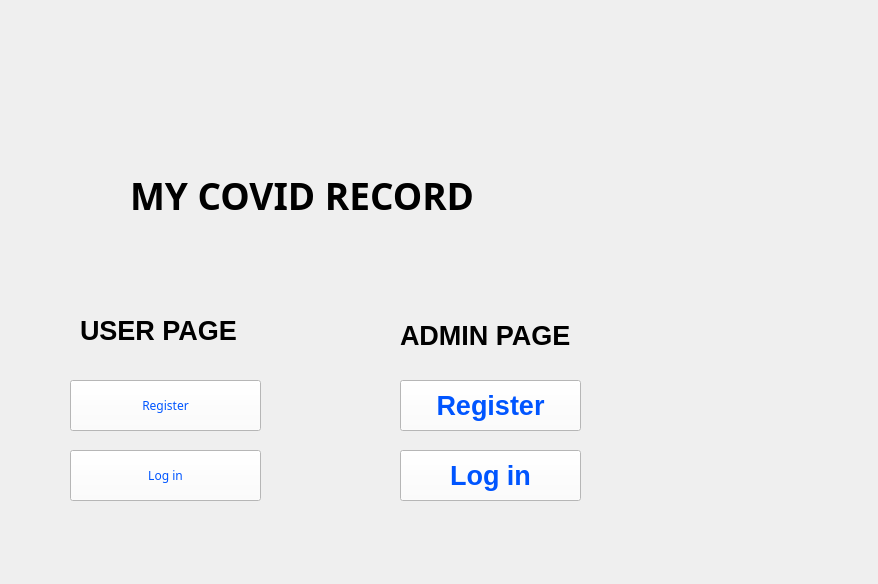
BrooklynRobertson/106.2, file MyCovidRecordsQt/mainwindow.ui: the form before one commit.
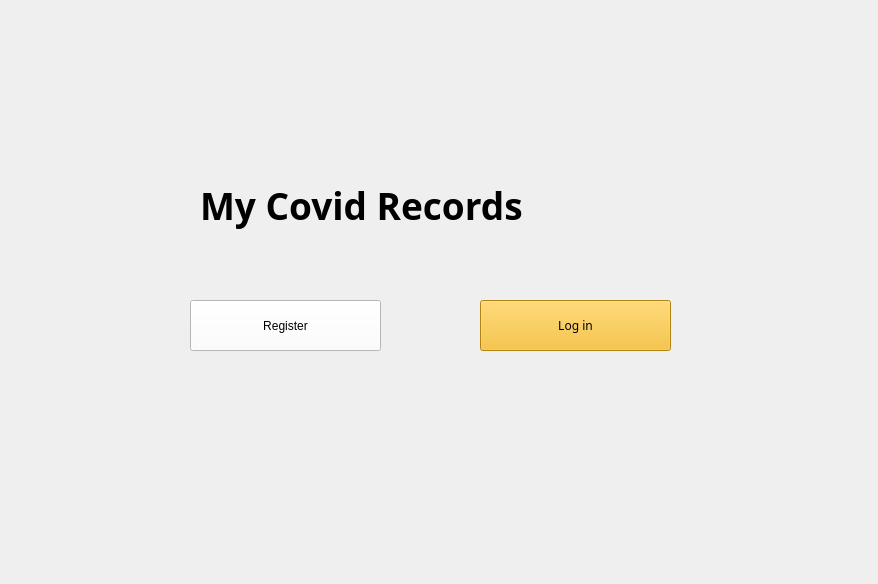
The form after the commit. Icons and pictures are not drawn.

Patch:
```diff
--- a/MyCovidRecordsQt/mainwindow.ui
+++ b/MyCovidRecordsQt/mainwindow.ui
@@ -36,8 +36,8 @@
    <widget class="QLabel" name="label">
     <property name="geometry">
      <rect>
-      <x>130</x>
-      <y>160</y>
+      <x>200</x>
+      <y>170</y>
       <width>581</width>
       <height>71</height>
      </rect>
@@ -54,7 +54,7 @@
      <string notr="true"/>
     </property>
     <property name="text">
-     <string>MY COVID RECORD</string>
+     <string>My Covid Records</string>
     </property>
    </widget>
    <widget class="QWidget" name="logo" native="true">
@@ -76,15 +76,15 @@
    <widget class="QPushButton" name="pushButton_SignUp">
     <property name="geometry">
      <rect>
-      <x>70</x>
-      <y>380</y>
+      <x>190</x>
+      <y>300</y>
       <width>191</width>
       <height>51</height>
      </rect>
     </property>
     <property name="font">
      <font>
-      <family>Arial Black</family>
+      <family>Arial</family>
       <pointsize>9</pointsize>
       <italic>false</italic>
       <bold>false</bold>
@@ -92,8 +92,8 @@
     </property>
     <property name="styleSheet">
      <string notr="true">background-color: rgb(255, 255, 255);
-font: 87 9pt &quot;Arial Black&quot;;
-color: rgb(0, 85, 255);
+font: 87 9pt &quot;Arial&quot;;
+color: rgb(0, 0, 0);
 </string>
     </property>
     <property name="text">
@@ -103,12 +103,211 @@
    <widget class="QPushButton" name="pushButton_Login">
     <property name="geometry">
      <rect>
-      <x>70</x>
-      <y>450</y>
+      <x>480</x>
+      <y>300</y>
       <width>191</width>
       <height>51</height>
      </rect>
     </property>
+    <property name="palette">
+     <palette>
+      <active>
+       <colorrole role="WindowText">
+        <brush brushstyle="SolidPattern">
+         <color alpha="255">
+          <red>0</red>
+          <green>0</green>
+          <blue>0</blue>
+         </color>
+        </brush>
+       </colorrole>
+       <colorrole role="Button">
+        <brush brushstyle="SolidPattern">
+         <color alpha="255">
+          <red>246</red>
+          <green>184</green>
+          <blue>25</blue>
+         </color>
+        </brush>
+       </colorrole>
+       <colorrole role="Text">
+        <brush brushstyle="SolidPattern">
+         <color alpha="255">
+          <red>0</red>
+          <green>0</green>
+          <blue>0</blue>
+         </color>
+        </brush>
+       </colorrole>
+       <colorrole role="ButtonText">
+        <brush brushstyle="SolidPattern">
+         <color alpha="255">
+          <red>0</red>
+          <green>0</green>
+          <blue>0</blue>
+         </color>
+        </brush>
+       </colorrole>
+       <colorrole role="Base">
+        <brush brushstyle="SolidPattern">
+         <color alpha="255">
+          <red>246</red>
+          <green>184</green>
+          <blue>25</blue>
+         </color>
+        </brush>
+       </colorrole>
+       <colorrole role="Window">
+        <brush brushstyle="SolidPattern">
+         <color alpha="255">
+          <red>246</red>
+          <green>184</green>
+          <blue>25</blue>
+         </color>
+        </brush>
+       </colorrole>
+       <colorrole role="PlaceholderText">
+        <brush brushstyle="SolidPattern">
+         <color alpha="255">
+          <red>0</red>
+          <green>0</green>
+          <blue>0</blue>
+         </color>
+        </brush>
+       </colorrole>
+      </active>
+      <inactive>
+       <colorrole role="WindowText">
+        <brush brushstyle="SolidPattern">
+         <color alpha="255">
+          <red>0</red>
+          <green>0</green>
+          <blue>0</blue>
+         </color>
+        </brush>
+       </colorrole>
+       <colorrole role="Button">
+        <brush brushstyle="SolidPattern">
+         <color alpha="255">
+          <red>246</red>
+          <green>184</green>
+          <blue>25</blue>
+         </color>
+        </brush>
+       </colorrole>
+       <colorrole role="Text">
+        <brush brushstyle="SolidPattern">
+         <color alpha="255">
+          <red>0</red>
+          <green>0</green>
+          <blue>0</blue>
+         </color>
+        </brush>
+       </colorrole>
+       <colorrole role="ButtonText">
+        <brush brushstyle="SolidPattern">
+         <color alpha="255">
+          <red>0</red>
+          <green>0</green>
+          <blue>0</blue>
+         </color>
+        </brush>
+       </colorrole>
+       <colorrole role="Base">
+        <brush brushstyle="SolidPattern">
+         <color alpha="255">
+          <red>246</red>
+          <green>184</green>
+          <blue>25</blue>
+         </color>
+        </brush>
+       </colorrole>
+       <colorrole role="Window">
+        <brush brushstyle="SolidPattern">
+         <color alpha="255">
+          <red>246</red>
+          <green>184</green>
+          <blue>25</blue>
+         </color>
+        </brush>
+       </colorrole>
+       <colorrole role="PlaceholderText">
+        <brush brushstyle="SolidPattern">
+         <color alpha="255">
+          <red>0</red>
+          <green>0</green>
+          <blue>0</blue>
+         </color>
+        </brush>
+       </colorrole>
+      </inactive>
+      <disabled>
+       <colorrole role="WindowText">
+        <brush brushstyle="SolidPattern">
+         <color alpha="255">
+          <red>0</red>
+          <green>0</green>
+          <blue>0</blue>
+         </color>
+        </brush>
+       </colorrole>
+       <colorrole role="Button">
+        <brush brushstyle="SolidPattern">
+         <color alpha="255">
+          <red>246</red>
+          <green>184</green>
+          <blue>25</blue>
+         </color>
+        </brush>
+       </colorrole>
+       <colorrole role="Text">
+        <brush brushstyle="SolidPattern">
+         <color alpha="255">
+          <red>0</red>
+          <green>0</green>
+          <blue>0</blue>
+         </color>
+        </brush>
+       </colorrole>
+       <colorrole role="ButtonText">
+        <brush brushstyle="SolidPattern">
+         <color alpha="255">
+          <red>0</red>
+          <green>0</green>
+          <blue>0</blue>
+         </color>
+        </brush>
+       </colorrole>
+       <colorrole role="Base">
+        <brush brushstyle="SolidPattern">
+         <color alpha="255">
+          <red>246</red>
+          <green>184</green>
+          <blue>25</blue>
+         </color>
+        </brush>
+       </colorrole>
+       <colorrole role="Window">
+        <brush brushstyle="SolidPattern">
+         <color alpha="255">
+          <red>246</red>
+          <green>184</green>
+          <blue>25</blue>
+         </color>
+        </brush>
+       </colorrole>
+       <colorrole role="PlaceholderText">
+        <brush brushstyle="SolidPattern">
+         <color alpha="255">
+          <red>0</red>
+          <green>0</green>
+          <blue>0</blue>
+         </color>
+        </brush>
+       </colorrole>
+      </disabled>
+     </palette>
+    </property>
     <property name="font">
      <font>
       <family>Arial Black</family>
@@ -117,81 +316,23 @@
       <bold>false</bold>
      </font>
     </property>
+    <property name="autoFillBackground">
+     <bool>false</bool>
+    </property>
     <property name="styleSheet">
-     <string notr="true">background-color: rgb(255, 255, 255);
+     <string notr="true">background-color: rgb(246, 184, 25);;
+font: 9pt &quot;Farsi Simple Outline&quot;;
 font: 87 9pt &quot;Arial Black&quot;;
-color: rgb(0, 85, 255);</string>
+color: rgb(0, 0, 0);</string>
     </property>
     <property name="text">
      <string>Log in</string>
     </property>
-   </widget>
-   <widget class="QLabel" name="label_2">
-    <property name="geometry">
-     <rect>
-      <x>80</x>
-      <y>310</y>
-      <width>181</width>
-      <height>41</height>
-     </rect>
+    <property name="autoDefault">
+     <bool>true</bool>
     </property>
-    <property name="font">
-     <font>
-      <pointsize>20</pointsize>
-      <bold>true</bold>
-     </font>
-    </property>
-    <property name="text">
-     <string>USER PAGE</string>
-    </property>
-   </widget>
-   <widget class="QLabel" name="label_3">
-    <property name="geometry">
-     <rect>
-      <x>400</x>
-      <y>310</y>
-      <width>181</width>
-      <height>51</height>
-     </rect>
-    </property>
-    <property name="text">
-     <string>ADMIN PAGE</string>
-    </property>
-   </widget>
-   <widget class="QPushButton" name="pushButtonadminregister">
-    <property name="geometry">
-     <rect>
-      <x>400</x>
-      <y>380</y>
-      <width>181</width>
-      <height>51</height>
-     </rect>
-    </property>
-    <property name="styleSheet">
-     <string notr="true">background-color: rgb(255, 255, 255);
-font: 87 9pt &quot;Arial Black&quot;;
-color: rgb(0, 85, 255);</string>
-    </property>
-    <property name="text">
-     <string>Register</string>
-    </property>
-   </widget>
-   <widget class="QPushButton" name="pushButtonadminlogin">
-    <property name="geometry">
-     <rect>
-      <x>400</x>
-      <y>450</y>
-      <width>181</width>
-      <height>51</height>
-     </rect>
-    </property>
-    <property name="styleSheet">
-     <string notr="true">background-color: rgb(255, 255, 255);
-font: 87 9pt &quot;Arial Black&quot;;
-color: rgb(0, 85, 255);</string>
-    </property>
-    <property name="text">
-     <string>Log in</string>
+    <property name="flat">
+     <bool>false</bool>
     </property>
    </widget>
   </widget>
```
